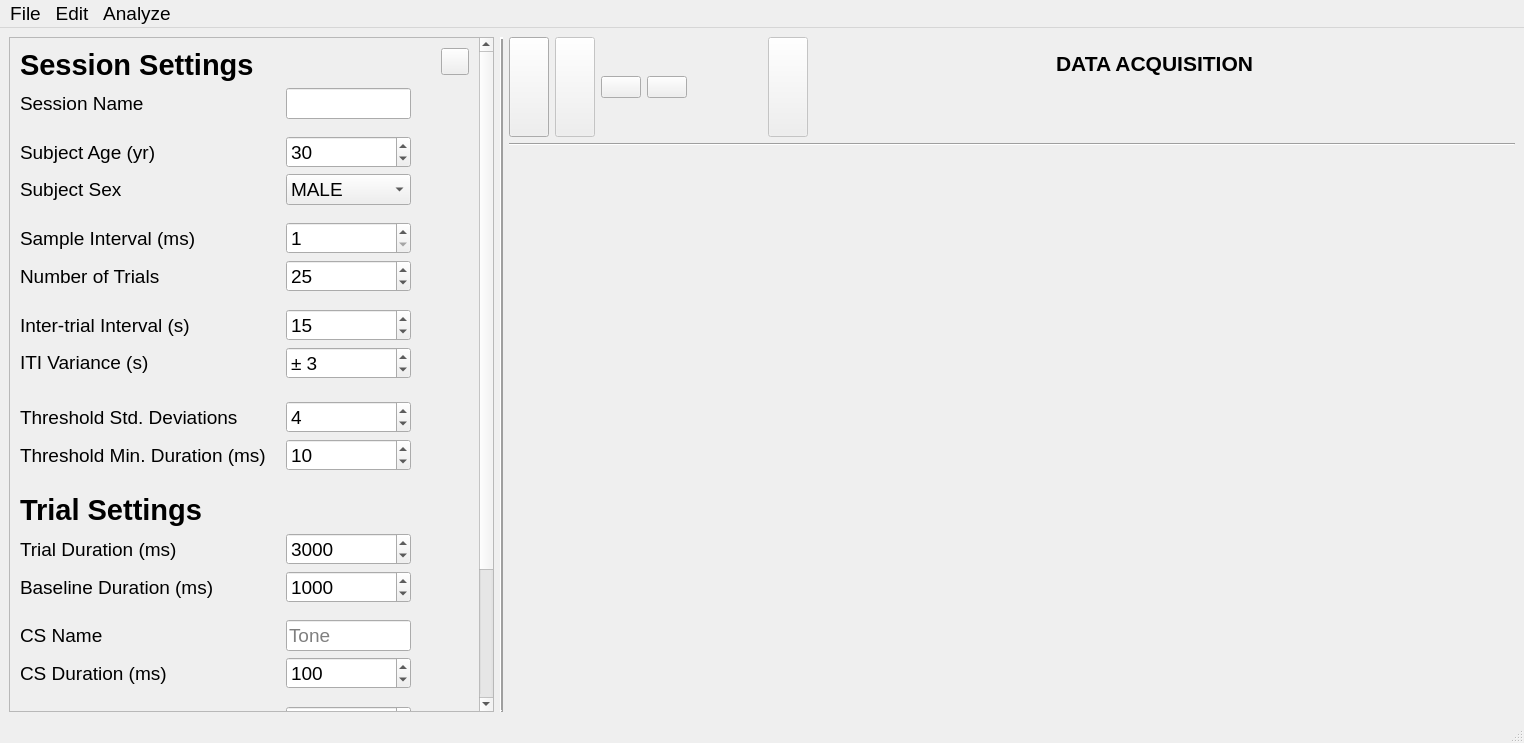
This is MainUI.ui in tennesseeBonner1/PiBlink as Qt 5 draws it before an edit. The edited form follows.
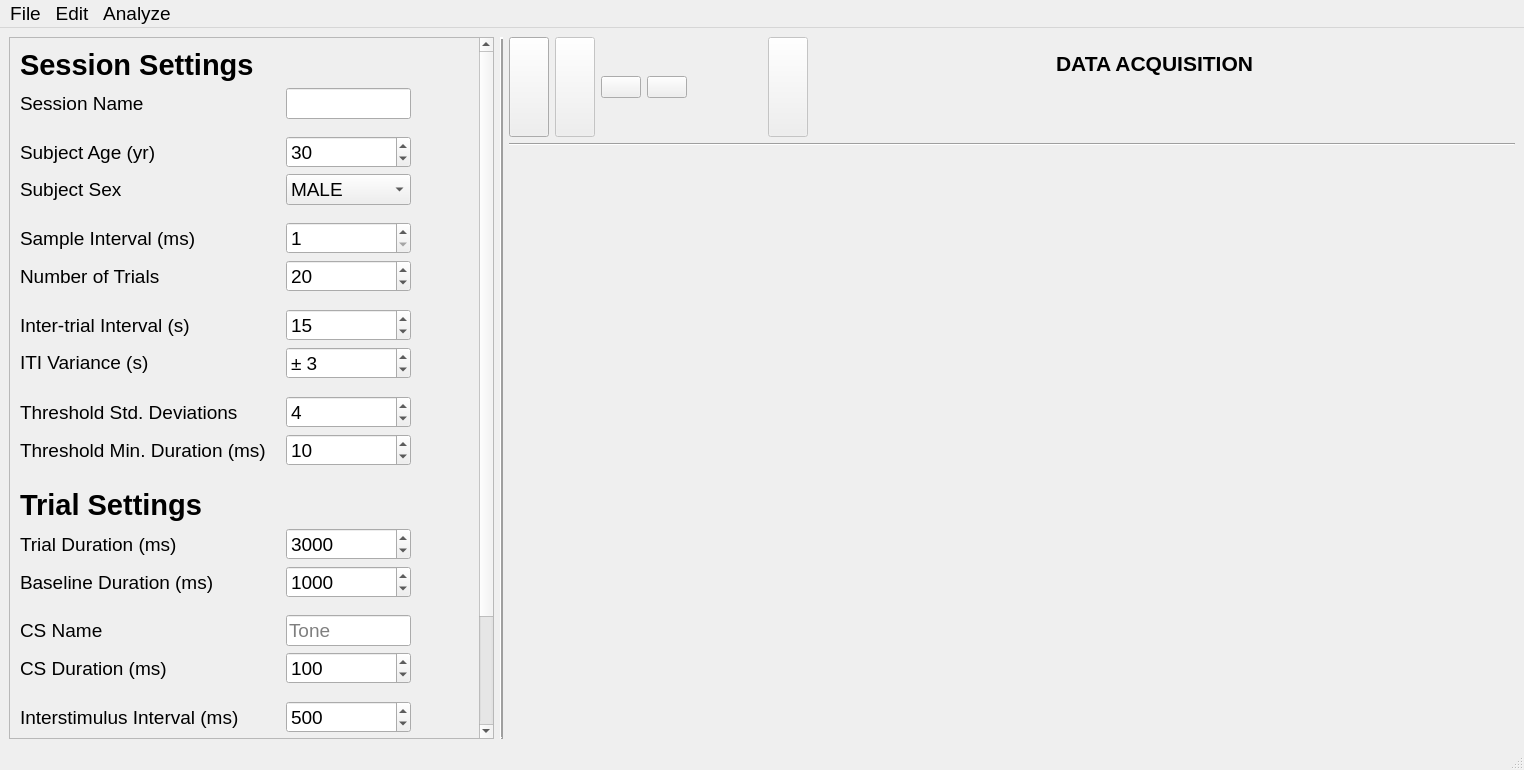
This is the edited form. Icons and pictures are not drawn. Custom widgets are drawn as their Qt base class.

Patch:
```diff
--- a/MainUI.ui
+++ b/MainUI.ui
@@ -7,7 +7,7 @@
     <x>0</x>
     <y>0</y>
     <width>1524</width>
-    <height>743</height>
+    <height>770</height>
    </rect>
   </property>
   <property name="font">
@@ -67,7 +67,7 @@
          <x>0</x>
          <y>0</y>
          <width>466</width>
-         <height>947</height>
+         <height>793</height>
         </rect>
        </property>
        <layout class="QFormLayout" name="formLayout_2">
@@ -385,7 +385,7 @@
            <number>1</number>
           </property>
           <property name="value">
-           <number>25</number>
+           <number>20</number>
           </property>
          </widget>
         </item>
@@ -521,7 +521,7 @@
           <property name="sizeHint" stdset="0">
            <size>
             <width>20</width>
-            <height>10</height>
+            <height>5</height>
            </size>
           </property>
          </spacer>
@@ -1094,67 +1094,6 @@
           </property>
          </widget>
         </item>
-        <item row="0" column="1">
-         <layout class="QHBoxLayout" name="WhatsThisLayout">
-          <property name="rightMargin">
-           <number>10</number>
-          </property>
-          <item>
-           <spacer name="WhatsThisSpacer">
-            <property name="orientation">
-             <enum>Qt::Horizontal</enum>
-            </property>
-            <property name="sizeType">
-             <enum>QSizePolicy::Expanding</enum>
-            </property>
-            <property name="sizeHint" stdset="0">
-             <size>
-              <width>40</width>
-              <height>20</height>
-             </size>
-            </property>
-           </spacer>
-          </item>
-          <item>
-           <widget class="QToolButton" name="WhatsThisToolButton">
-            <property name="sizePolicy">
-             <sizepolicy hsizetype="Fixed" vsizetype="Fixed">
-              <horstretch>0</horstretch>
-              <verstretch>0</verstretch>
-             </sizepolicy>
-            </property>
-            <property name="minimumSize">
-             <size>
-              <width>22</width>
-              <height>22</height>
-             </size>
-            </property>
-            <property name="toolTip">
-             <string>&lt;html&gt;&lt;head/&gt;&lt;body&gt;&lt;p&gt;&lt;span style=&quot; font-size:10pt;&quot;&gt;Click to enter &amp;quot;What's This?&amp;quot; mode.&lt;/span&gt;&lt;/p&gt;&lt;p&gt;&lt;span style=&quot; font-size:10pt;&quot;&gt;Click again while in &amp;quot;What's This?&amp;quot; mode for more info.&lt;/span&gt;&lt;/p&gt;&lt;p&gt;&lt;span style=&quot; font-size:10pt;&quot;&gt;Shortcut: Ctrl + Shift + Z&lt;/span&gt;&lt;/p&gt;&lt;/body&gt;&lt;/html&gt;</string>
-            </property>
-            <property name="whatsThis">
-             <string>&lt;html&gt;&lt;head/&gt;&lt;body&gt;&lt;p&gt;&lt;span style=&quot; font-size:10pt;&quot;&gt;&amp;quot;What's This?&amp;quot; mode allows you to &lt;/span&gt;&lt;span style=&quot; font-size:10pt; font-weight:600;&quot;&gt;gain additional information&lt;/span&gt;&lt;span style=&quot; font-size:10pt;&quot;&gt; about most parts of the program, should you find anything unclear.&lt;/span&gt;&lt;/p&gt;&lt;p&gt;&lt;span style=&quot; font-size:10pt;&quot;&gt;When in &amp;quot;What's This?&amp;quot; mode, the cursor will change depending on if it is hovering over a component that you can view more information about. If it is, there will be a question mark next to the cursor.&lt;/span&gt;&lt;/p&gt;&lt;p&gt;&lt;span style=&quot; font-size:10pt;&quot;&gt;Clicking on a valid component will bring up a small dialog box like the one you are currently reading and exit the mode.&lt;/span&gt;&lt;/p&gt;&lt;p&gt;&lt;span style=&quot; font-size:10pt;&quot;&gt;The shortcut to enter &amp;quot;What's This?&amp;quot; mode is &lt;/span&gt;&lt;span style=&quot; font-size:10pt; font-weight:600;&quot;&gt;Ctrl + Shift + Z&lt;/span&gt;&lt;/p&gt;&lt;/body&gt;&lt;/html&gt;</string>
-            </property>
-            <property name="text">
-             <string/>
-            </property>
-            <property name="icon">
-             <iconset>
-              <normaloff>Images/What'sThis.png</normaloff>Images/What'sThis.png</iconset>
-            </property>
-            <property name="iconSize">
-             <size>
-              <width>20</width>
-              <height>20</height>
-             </size>
-            </property>
-            <property name="shortcut">
-             <string>Ctrl+Shift+Z</string>
-            </property>
-           </widget>
-          </item>
-         </layout>
-        </item>
         <item row="15" column="0">
          <spacer name="trialSettingsSpacer">
           <property name="orientation">
```
Left out of the diff: 171 changed lines with no effect on the pictures.
